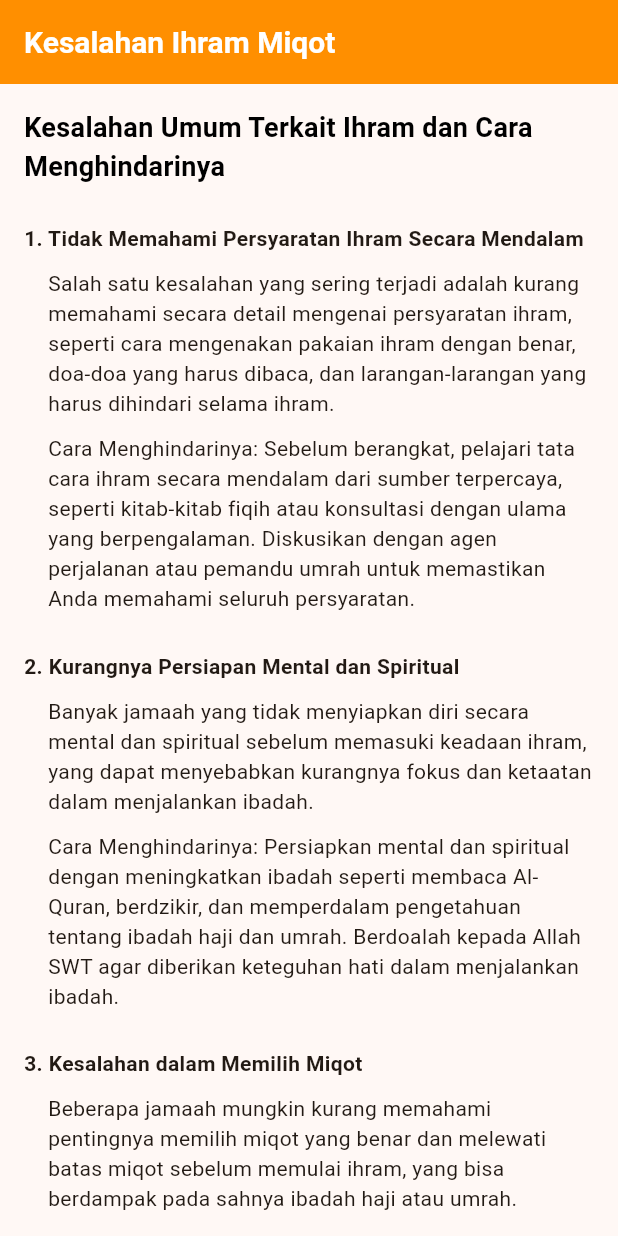
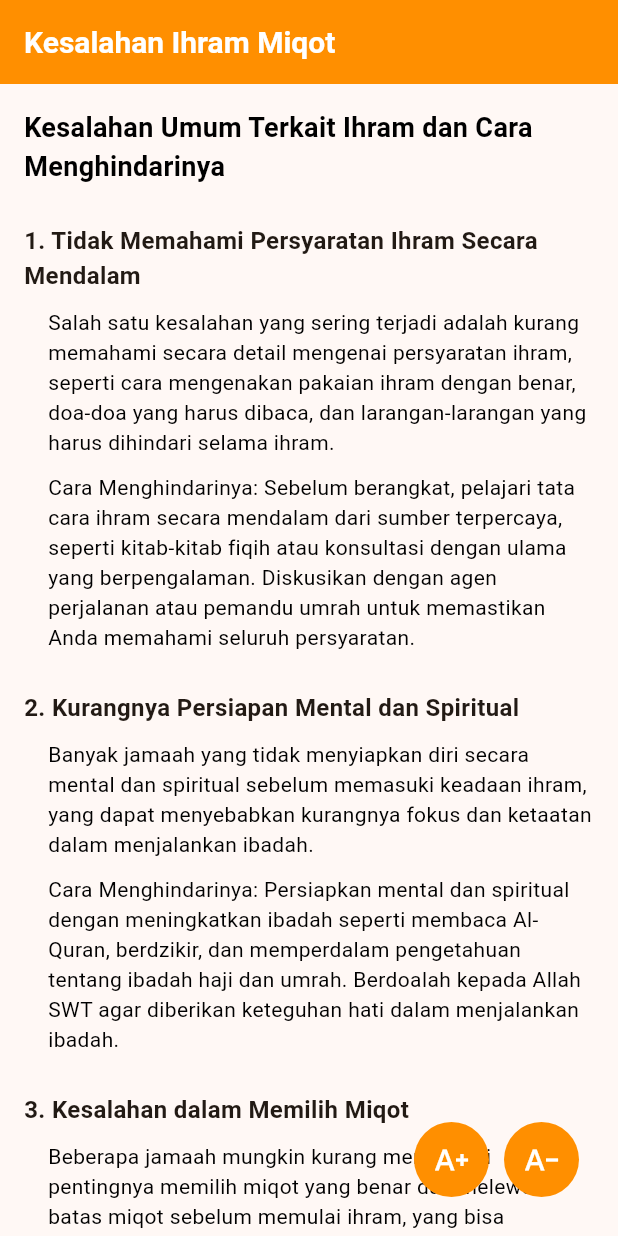
Before and after one commit to fikriymnn/ibadahku_mobile, a Flutter app: the KesalahanIhramMiqat screen opened directly, on a phone screen of 412 x 824 dp. Run offline on Flutter 3.47's test engine with Material 3 defaults, Android fonts, the phone set to English and light mode, and no system bars; our stand-ins replace another_flutter_splash_screen, device_info_plus, dio, flutter_local_notifications, flutter_svg, font_awesome_flutter and 7 more; missing offline and left inert: bulleted_list, dart:ffi, flutter_background_service, flutter_qiblah; accounts and stored records are empty.

Commit message:
add button change size text

```diff
--- a/lib/screens/home/fiqihUmroh/ihramMiqot/kesalahanIhramMiqat.dart
+++ b/lib/screens/home/fiqihUmroh/ihramMiqot/kesalahanIhramMiqat.dart
@@ -1,10 +1,13 @@
 import 'package:flutter/material.dart';
+import 'package:ibadahku_mobile/functions/upDownSize.dart';
 
 import '../../../../constants/colors.dart';
+import '../../../../widgets/buttonChangeSizeTextWidget.dart';
 import '../../../../widgets/textWidgets.dart';
 
 class KesalahanIhramMiqat extends StatelessWidget {
-  const KesalahanIhramMiqat({super.key});
+  final ValueNotifier<upDownSize> upDownNotifier = ValueNotifier(upDownSize());
+  KesalahanIhramMiqat({super.key});
 
   @override
   Widget build(BuildContext context) {
@@ -33,19 +36,32 @@ class KesalahanIhramMiqat extends StatelessWidget {
               )),
         ], */
       ),
+      floatingActionButton: ButtonChangeSizeTextWidget(
+        UppSize: () {
+          upDownNotifier.value.upSize();
+          upDownNotifier.notifyListeners();
+        },
+        DownSize: () {
+          upDownNotifier.value.downSize();
+          upDownNotifier.notifyListeners();
+        },
+      ),
       body: SizedBox(
         width: MediaQuery.of(context).size.width,
         height: MediaQuery.of(context).size.height,
-        child: const SingleChildScrollView(
+        child: SingleChildScrollView(
           child: Padding(
             padding: EdgeInsets.all(16.0),
-            child: Column(
+            child: ValueListenableBuilder(
+                valueListenable: upDownNotifier,
+                builder: (context, upDown, child) {
+                  return Column(
                     crossAxisAlignment: CrossAxisAlignment.start,
                     children: [
                       Text(
                         "Kesalahan Umum Terkait Ihram dan Cara Menghindarinya",
                         style: TextStyle(
-                    fontSize: 18,
+                          fontSize: upDown.sizeTitle,
                           fontWeight: FontWeight.bold,
                           color: blackColor,
                         ),
@@ -55,74 +71,123 @@ class KesalahanIhramMiqat extends StatelessWidget {
                       ),
                       Text(
                         "1. Tidak Memahami Persyaratan Ihram Secara Mendalam",
-                  style: TextStyle(fontWeight: FontWeight.w600),
+                        style: TextStyle(
+                            fontWeight: FontWeight.w600,
+                            fontSize: upDown.sizeNum),
                       ),
                       Padding(
                         padding: EdgeInsets.only(left: 16.0, top: 10),
                         child: Text(
-                      "Salah satu kesalahan yang sering terjadi adalah kurang memahami secara detail mengenai persyaratan ihram, seperti cara mengenakan pakaian ihram dengan benar, doa-doa yang harus dibaca, dan larangan-larangan yang harus dihindari selama ihram."),
+                          "Salah satu kesalahan yang sering terjadi adalah kurang memahami secara detail mengenai persyaratan ihram, seperti cara mengenakan pakaian ihram dengan benar, doa-doa yang harus dibaca, dan larangan-larangan yang harus dihindari selama ihram.",
+                          style: TextStyle(
+                            fontSize: upDown.sizeText,
+                            color: blackColor,
+                          ),
+                        ),
                       ),
                       Padding(
                         padding: EdgeInsets.only(left: 16.0, top: 10),
                         child: Text(
-                      "Cara Menghindarinya: Sebelum berangkat, pelajari tata cara ihram secara mendalam dari sumber terpercaya, seperti kitab-kitab fiqih atau konsultasi dengan ulama yang berpengalaman. Diskusikan dengan agen perjalanan atau pemandu umrah untuk memastikan Anda memahami seluruh persyaratan."),
+                          "Cara Menghindarinya: Sebelum berangkat, pelajari tata cara ihram secara mendalam dari sumber terpercaya, seperti kitab-kitab fiqih atau konsultasi dengan ulama yang berpengalaman. Diskusikan dengan agen perjalanan atau pemandu umrah untuk memastikan Anda memahami seluruh persyaratan.",
+                          style: TextStyle(
+                            fontSize: upDown.sizeText,
+                            color: blackColor,
+                          ),
+                        ),
                       ),
                       SizedBox(
                         height: 25,
                       ),
                       Text(
                         "2. Kurangnya Persiapan Mental dan Spiritual",
-                  style: TextStyle(fontWeight: FontWeight.w600),
+                        style: TextStyle(
+                            fontWeight: FontWeight.w600,
+                            fontSize: upDown.sizeNum),
                       ),
                       Padding(
                         padding: EdgeInsets.only(left: 16.0, top: 10),
                         child: Text(
-                      "Banyak jamaah yang tidak menyiapkan diri secara mental dan spiritual sebelum memasuki keadaan ihram, yang dapat menyebabkan kurangnya fokus dan ketaatan dalam menjalankan ibadah."),
+                          "Banyak jamaah yang tidak menyiapkan diri secara mental dan spiritual sebelum memasuki keadaan ihram, yang dapat menyebabkan kurangnya fokus dan ketaatan dalam menjalankan ibadah.",
+                          style: TextStyle(
+                            fontSize: upDown.sizeText,
+                            color: blackColor,
+                          ),
+                        ),
                       ),
                       Padding(
                         padding: EdgeInsets.only(left: 16.0, top: 10),
                         child: Text(
-                      "Cara Menghindarinya: Persiapkan mental dan spiritual dengan meningkatkan ibadah seperti membaca Al-Quran, berdzikir, dan memperdalam pengetahuan tentang ibadah haji dan umrah. Berdoalah kepada Allah SWT agar diberikan keteguhan hati dalam menjalankan ibadah."),
+                          "Cara Menghindarinya: Persiapkan mental dan spiritual dengan meningkatkan ibadah seperti membaca Al-Quran, berdzikir, dan memperdalam pengetahuan tentang ibadah haji dan umrah. Berdoalah kepada Allah SWT agar diberikan keteguhan hati dalam menjalankan ibadah.",
+                          style: TextStyle(
+                            fontSize: upDown.sizeText,
+                            color: blackColor,
+                          ),
+                        ),
                       ),
                       SizedBox(
                         height: 25,
                       ),
                       Text(
                         "3. Kesalahan dalam Memilih Miqot",
-                  style: TextStyle(fontWeight: FontWeight.w600),
+                        style: TextStyle(
+                            fontWeight: FontWeight.w600,
+                            fontSize: upDown.sizeNum),
                       ),
                       Padding(
                         padding: EdgeInsets.only(left: 16.0, top: 10),
                         child: Text(
-                      "Beberapa jamaah mungkin kurang memahami pentingnya memilih miqot yang benar dan melewati batas miqot sebelum memulai ihram, yang bisa berdampak pada sahnya ibadah haji atau umrah."),
+                          "Beberapa jamaah mungkin kurang memahami pentingnya memilih miqot yang benar dan melewati batas miqot sebelum memulai ihram, yang bisa berdampak pada sahnya ibadah haji atau umrah.",
+                          style: TextStyle(
+                            fontSize: upDown.sizeText,
+                            color: blackColor,
+                          ),
+                        ),
                       ),
                       Padding(
                         padding: EdgeInsets.only(left: 16.0, top: 10),
                         child: Text(
-                      "Cara Menghindarinya: Sebelum perjalanan, pelajari dengan baik lokasi miqot yang akan Anda lewati dan pastikan untuk melewatinya sebelum memulai ihram. Diskusikan rute perjalanan dengan pemandu atau agen perjalanan untuk menghindari kesalahan."),
+                          "Cara Menghindarinya: Sebelum perjalanan, pelajari dengan baik lokasi miqot yang akan Anda lewati dan pastikan untuk melewatinya sebelum memulai ihram. Diskusikan rute perjalanan dengan pemandu atau agen perjalanan untuk menghindari kesalahan.",
+                          style: TextStyle(
+                            fontSize: upDown.sizeText,
+                            color: blackColor,
+                          ),
+                        ),
                       ),
                       SizedBox(
                         height: 25,
                       ),
                       Text(
                         "4. Melanggar Larangan Saat Ihram",
-                  style: TextStyle(fontWeight: FontWeight.w600),
+                        style: TextStyle(
+                            fontWeight: FontWeight.w600,
+                            fontSize: upDown.sizeNum),
                       ),
                       Padding(
                         padding: EdgeInsets.only(left: 16.0, top: 10),
                         child: Text(
-                      "Selama dalam keadaan ihram, terdapat larangan-larangan seperti tidak boleh memotong rambut, menggunakan wewangian, dan lain-lain. Pelanggaran terhadap larangan-larangan ini dapat mempengaruhi sahnya ibadah."),
+                          "Selama dalam keadaan ihram, terdapat larangan-larangan seperti tidak boleh memotong rambut, menggunakan wewangian, dan lain-lain. Pelanggaran terhadap larangan-larangan ini dapat mempengaruhi sahnya ibadah.",
+                          style: TextStyle(
+                            fontSize: upDown.sizeText,
+                            color: blackColor,
+                          ),
+                        ),
                       ),
                       Padding(
                         padding: EdgeInsets.only(left: 16.0, top: 10),
                         child: Text(
-                      "Cara Menghindarinya: Pahami dengan jelas semua larangan yang berlaku selama ihram dan berkomitmen untuk mematuhinya. Ingatkan diri sendiri serta teman-teman perjalanan untuk saling mengingatkan tentang larangan-larangan ini agar ibadah berjalan lancar."),
+                          "Cara Menghindarinya: Pahami dengan jelas semua larangan yang berlaku selama ihram dan berkomitmen untuk mematuhinya. Ingatkan diri sendiri serta teman-teman perjalanan untuk saling mengingatkan tentang larangan-larangan ini agar ibadah berjalan lancar.",
+                          style: TextStyle(
+                            fontSize: upDown.sizeText,
+                            color: blackColor,
+                          ),
+                        ),
                       ),
                       SizedBox(
                         height: 25,
                       ),
                     ],
-            ),
+                  );
+                }),
           ),
         ),
       ),
```
Lines whose indentation alone changed are shown as unchanged.
